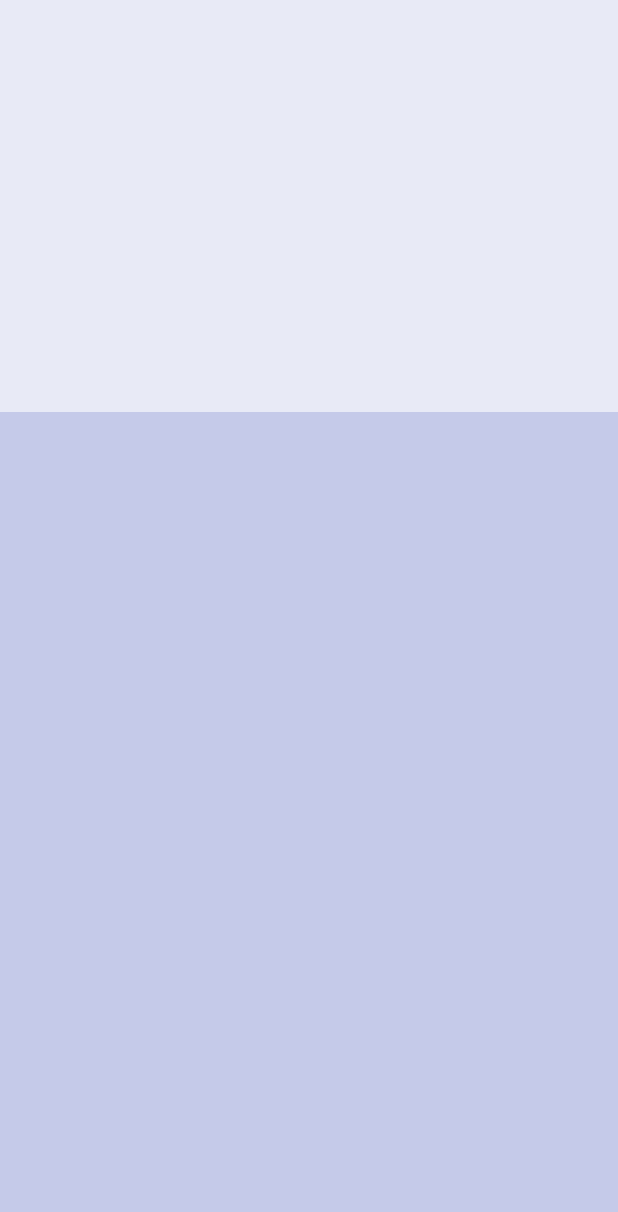
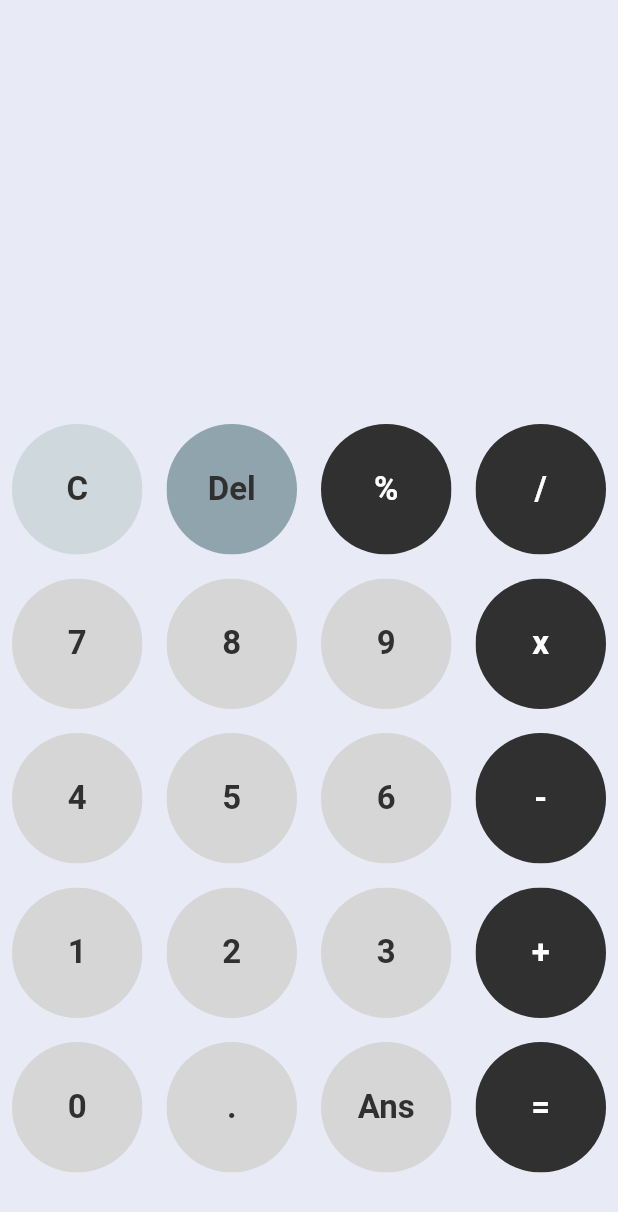
Before and after one commit to Rasi98/Flutter_calculator, a Flutter app: the screen it shows after launch, on a phone screen of 412 x 824 dp. Shown: the top 1212 px of the screen. Run offline on Flutter 3.47's test engine with Material 2 defaults, Android fonts, the phone set to English and light mode, and no system bars.

Commit message:
Input
Take user inputs and display in a display area.

```diff
--- /dev/null
+++ b/calculator_app/lib/button.dart
@@ -0,0 +1,26 @@
+import "package:flutter/material.dart";
+
+class Mybutton extends StatelessWidget {
+  final color;
+  final textcolor;
+  final String buttontext;
+  final buttunTaped;
+
+  const Mybutton({this.color, this.textcolor, this.buttontext,this.buttunTaped});
+
+  @override
+  Widget build(BuildContext context) {
+    return GestureDetector(
+      onTap:buttunTaped ,
+          child: Padding(
+        padding: const EdgeInsets.all(8.0),
+        child: ClipRRect(
+          borderRadius: BorderRadius.circular(50),
+          child: Container(
+            color: color,
+            child: Center(child: Text(buttontext,style: TextStyle(color: textcolor,fontSize: 22,fontWeight: FontWeight.bold),),),
+          )),
+      ),
+    );
+  }
+}
--- a/calculator_app/lib/main.dart
+++ b/calculator_app/lib/main.dart
@@ -1,3 +1,4 @@
+import 'package:calculator_app/button.dart';
 import 'package:flutter/material.dart';
 
 void main() {
@@ -19,21 +20,124 @@ class MyHomePage extends StatefulWidget {
 }
 
 class _MyHomePageState extends State<MyHomePage> {
+  var userquestion = "";
+  var useranswer = "";
+
+  final List<String> buttons = [
+    "C",
+    "Del",
+    "%",
+    "/",
+    "7",
+    "8",
+    "9",
+    "x",
+    "4",
+    "5",
+    "6",
+    "-",
+    "1",
+    "2",
+    "3",
+    "+",
+    "0",
+    ".",
+    "Ans",
+    "=",
+  ];
+
   @override
   Widget build(BuildContext context) {
     return Scaffold(
-      backgroundColor: Colors.indigo[50] ,
-    body: Column(
-      children: <Widget>[
-        Expanded(child: Container(),),
-        Expanded(
-          flex: 2,
-          child: Container(color: Colors.indigo[100],),),
-      ],
+      backgroundColor: Colors.indigo[50],
+      body: Column(
+        children: <Widget>[
+          Expanded(
+            child: Container(
+              child: Column(
+                mainAxisAlignment: MainAxisAlignment.spaceEvenly,
+                children: <Widget>[
+                  SizedBox(
+                    height: 50,
+                  ),
+                  Container(
+                    padding: EdgeInsets.all(20),
+                    alignment: Alignment.centerLeft,
+                    child: Text(
+                      userquestion,
+                      style: TextStyle(fontSize: 35),
+                    ),
+                  ),
+                  Container(
+                    padding: EdgeInsets.all(20),
+                    alignment: Alignment.centerRight,
+                    child: Text(
+                      useranswer,
+                      style: TextStyle(fontSize: 35),
+                    ),
+                  ),
+                ],
+              ),
+            ),
+          ),
+          Expanded(
+            flex: 2,
+            child: Container(
+                child: GridView.builder(
+                    itemCount: buttons.length,
+                    gridDelegate: SliverGridDelegateWithFixedCrossAxisCount(
+                        crossAxisCount: 4),
+                    itemBuilder: (BuildContext context, int index) {
+                      if (index == 0) {
+                        return Mybutton(
+                          buttunTaped: () {
+                            setState(() {
+                              userquestion = "";
+                            });
+                          },
+                          buttontext: buttons[index],
+                          color: Colors.blueGrey[100],
+                          textcolor: Colors.grey[850],
+                        );
+                      } else if (index == 1) {
+                        return Mybutton(
+                          buttunTaped: () {
+                            setState(() {
+                              userquestion = userquestion.substring(
+                                  0, userquestion.length - 1);
+                            });
+                          },
+                          buttontext: buttons[index],
+                          color: Colors.blueGrey[300],
+                          textcolor: Colors.grey[850],
+                        );
+                      } else {
+                        return Mybutton(
+                          buttunTaped: () {
+                            setState(() {
+                              userquestion += buttons[index];
+                            });
+                          },
+                          buttontext: buttons[index],
+                          color: isOperator(buttons[index])
+                              ? Colors.grey[850]
+                              : Colors.grey[350],
+                          textcolor: isOperator(buttons[index])
+                              ? Colors.white
+                              : Colors.grey[850],
+                        );
+                      }
+                    })),
+          ),
+        ],
+      ),
+    );
+  }
 
-    ),
-
-    );
-
+  bool isOperator(String x) {
+    if (x == "%" || x == "x" || x == "/" || x == "-" || x == "+" || x == "=") {
+      return true;
+    }
+    return false;
   }
 }
```
